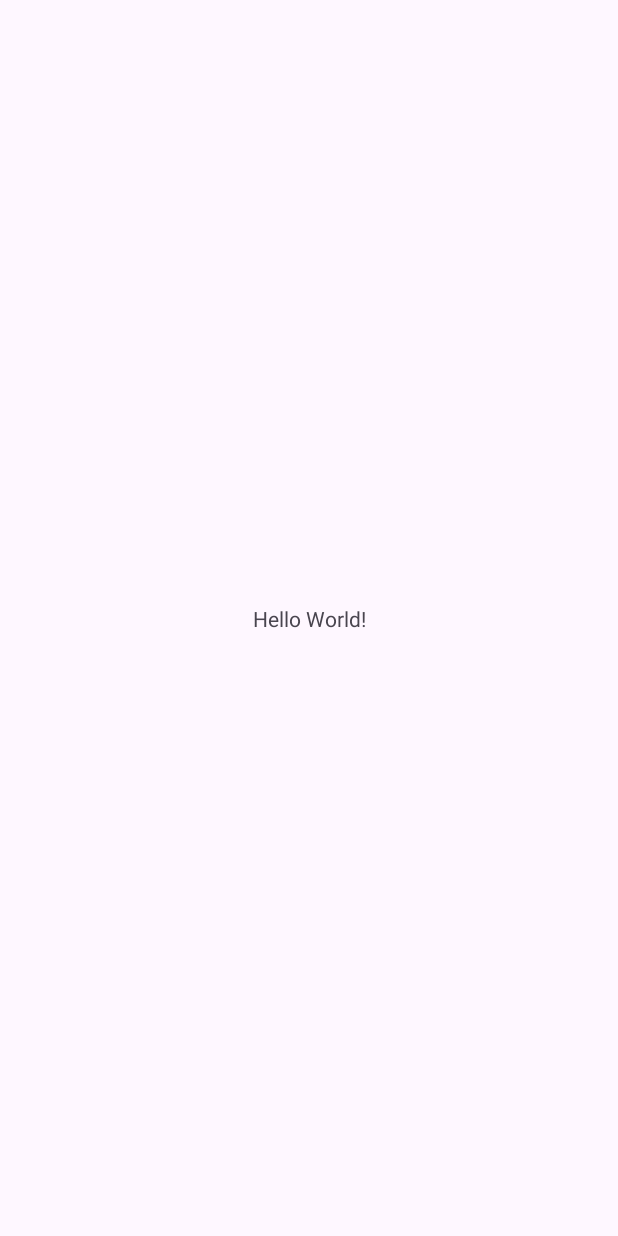
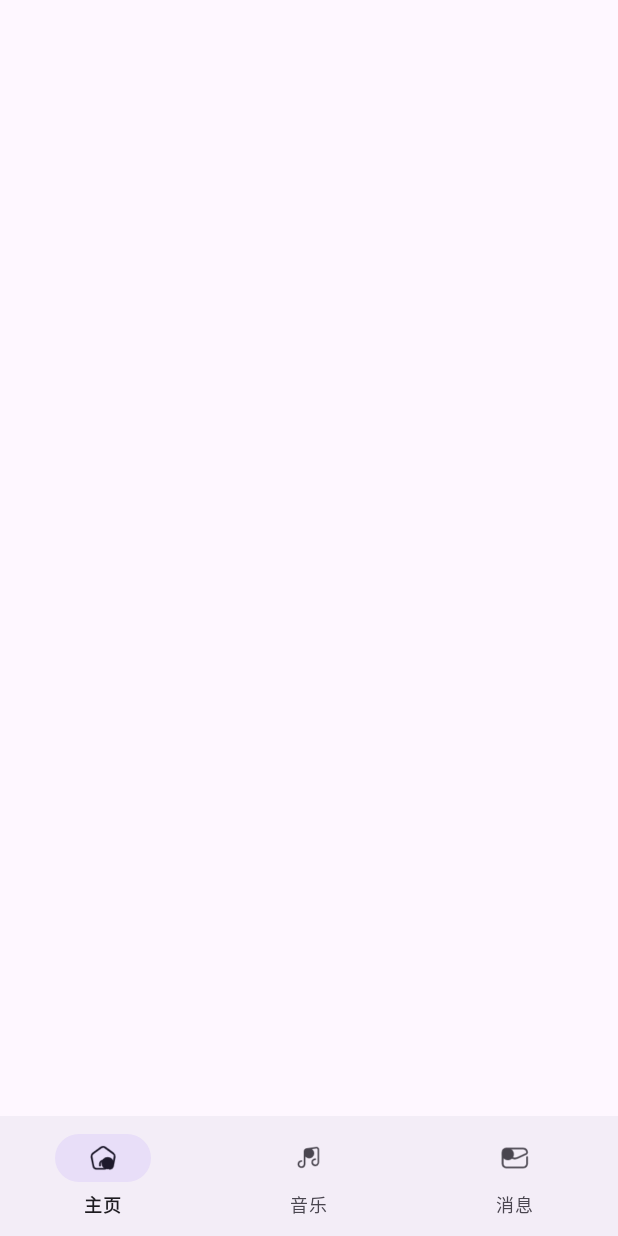
Before and after one commit to JasonLee-p/SparringSystem, an Android app: the screen it shows after launch (MainActivity), on a phone screen of 412 x 824 dp. Before the commit the screen is almost empty. Run offline under Robolectric (Android 15) with nearby library versions, the phone set to English and light mode, and no system bars.

Commit message:
底部栏

```diff
--- a/app/src/main/java/com/example/sparringsystem/MainActivity.java
+++ b/app/src/main/java/com/example/sparringsystem/MainActivity.java
@@ -1,8 +1,13 @@
 package com.example.sparringsystem;
 
+import androidx.annotation.NonNull;
 import androidx.appcompat.app.AppCompatActivity;
 
 import android.os.Bundle;
+import android.view.MenuItem;
+
+import com.google.android.material.bottomnavigation.BottomNavigationView;
+
 
 public class MainActivity extends AppCompatActivity {
 
@@ -10,5 +15,24 @@ public class MainActivity extends AppCompatActivity {
     protected void onCreate(Bundle savedInstanceState) {
         super.onCreate(savedInstanceState);
         setContentView(R.layout.activity_main);
+
+        // 加载底部导航栏
+        BottomNavigationView navView = findViewById(R.id.nav_view);
+        navView.setOnNavigationItemSelectedListener(mOnNavigationItemSelectedListener);
     }
+    private BottomNavigationView.OnNavigationItemSelectedListener mOnNavigationItemSelectedListener =
+            item -> {
+                int _id = item.getItemId();
+                if (_id == R.id.navigation_home) {
+                    // 主页
+                    return true;
+                } else if (_id == R.id.navigation_music) {
+                    // 音乐
+                    return true;
+                } else if (_id == R.id.navigation_notifications) {
+                    // 通知
+                    return true;
+                }
+                return false;
+            };
 }
--- a/app/src/main/res/layout/activity_main.xml
+++ b/app/src/main/res/layout/activity_main.xml
@@ -1,18 +1,15 @@
 <?xml version="1.0" encoding="utf-8"?>
-<androidx.constraintlayout.widget.ConstraintLayout xmlns:android="http://schemas.android.com/apk/res/android"
+<RelativeLayout xmlns:android="http://schemas.android.com/apk/res/android"
     xmlns:app="http://schemas.android.com/apk/res-auto"
-    xmlns:tools="http://schemas.android.com/tools"
     android:layout_width="match_parent"
-    android:layout_height="match_parent"
-    tools:context=".MainActivity">
+    android:layout_height="match_parent">
 
-    <TextView
-        android:layout_width="wrap_content"
+    <!-- 主要内容布局 -->
+
+    <com.google.android.material.bottomnavigation.BottomNavigationView
+        android:id="@+id/nav_view"
+        android:layout_width="match_parent"
         android:layout_height="wrap_content"
-        android:text="Hello World!"
-        app:layout_constraintBottom_toBottomOf="parent"
-        app:layout_constraintEnd_toEndOf="parent"
-        app:layout_constraintStart_toStartOf="parent"
-        app:layout_constraintTop_toTopOf="parent" />
-
-</androidx.constraintlayout.widget.ConstraintLayout>
+        android:layout_alignParentBottom="true"
+        app:menu="@menu/bottom_navigation" />
+</RelativeLayout>
--- /dev/null
+++ b/app/src/main/res/menu/bottom_navigation.xml
@@ -0,0 +1,15 @@
+<?xml version="1.0" encoding="utf-8"?>
+<menu xmlns:android="http://schemas.android.com/apk/res/android">
+    <item
+        android:id="@+id/navigation_home"
+        android:title="主页"
+        android:icon="@drawable/ic_home" />
+    <item
+        android:id="@+id/navigation_music"
+        android:title="音乐"
+        android:icon="@drawable/ic_music" />
+    <item
+        android:id="@+id/navigation_notifications"
+        android:title="消息"
+        android:icon="@drawable/ic_notifications" />
+</menu>
```
Also changed, not shown: app/src/main/res/drawable/ic_download.png (added), app/src/main/res/drawable/ic_file.png (added), app/src/main/res/drawable/ic_find.png (added), app/src/main/res/drawable/ic_home.png (added), app/src/main/res/drawable/ic_like.png (added), app/src/main/res/drawable/ic_music.png (added), app/src/main/res/drawable/ic_notifications.png (added), app/src/main/res/drawable/ic_player.png (added), app/src/main/res/drawable/ic_upload.png (added).
